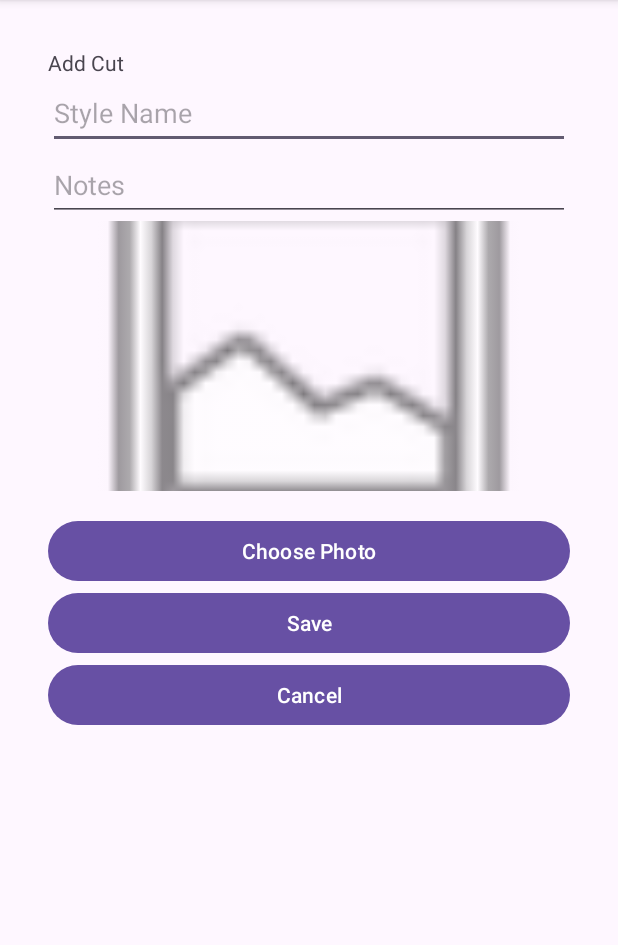
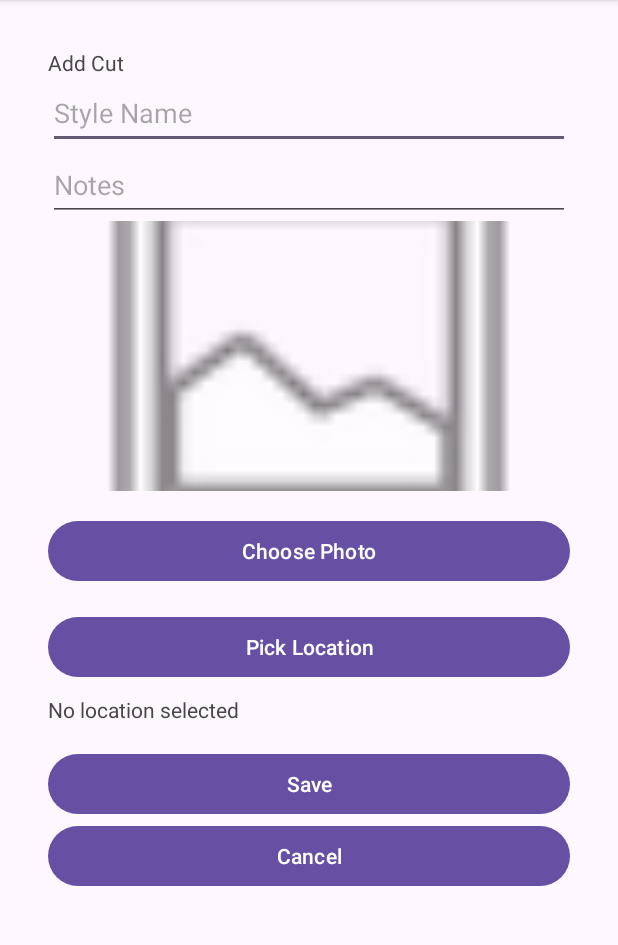
Before and after one commit to MichaelOgunn/barber-portfolio-android, an Android app: the AddCutActivity screen opened directly, with no data from a screen before it, on a phone screen of 412 x 824 dp, the part 96-1041 px from its top. Run offline under Robolectric (Android 15) with nearby library versions, the phone set to English and light mode, and no system bars; our stand-ins replace Timber.

Commit message:
Add OSM map location picker with latitude and longitude on cuts (#7)

```diff
--- a/app/build.gradle.kts
+++ b/app/build.gradle.kts
@@ -43,5 +43,6 @@ dependencies {
     androidTestImplementation(libs.androidx.espresso.core)
     androidTestImplementation(libs.androidx.junit)
     implementation(libs.timber)
+    implementation("org.osmdroid:osmdroid-android:6.1.20")
 
 }
--- a/app/src/main/AndroidManifest.xml
+++ b/app/src/main/AndroidManifest.xml
@@ -1,6 +1,7 @@
 <?xml version="1.0" encoding="utf-8"?>
 <manifest xmlns:android="http://schemas.android.com/apk/res/android"
     xmlns:tools="http://schemas.android.com/tools">
+    <uses-permission android:name="android.permission.INTERNET" />
 
     <application
         android:allowBackup="true"
@@ -27,6 +28,9 @@
         <activity
             android:name=".CutListActivity"
             android:exported="false" />
+        <activity
+            android:name=".MapPickerActivity"
+            android:exported="false" />
 
     </application>
 
--- a/app/src/main/java/org/setu/barberportfolio/models/CutMemStore.kt
+++ b/app/src/main/java/org/setu/barberportfolio/models/CutMemStore.kt
@@ -25,6 +25,8 @@ class CutMemStore {
             foundCut.notes= cut.notes
             foundCut.date=cut.date
             foundCut.imageUri= cut.imageUri
+            foundCut.latitude= cut.latitude
+            foundCut.longitude= cut.longitude
             true
         }else{
         false }
--- a/app/src/main/java/org/setu/barberportfolio/models/CutStyle.kt
+++ b/app/src/main/java/org/setu/barberportfolio/models/CutStyle.kt
@@ -8,5 +8,7 @@ data class CutStyle (
     var styleName: String ="",
     var notes: String ="",
     var date: Date = Date(),
-    var imageUri: String? = null
+    var imageUri: String? = null,
+    var latitude: Double? = null,
+    var longitude: Double? = null
 )
--- a/app/src/main/res/layout/activity_add_cut.xml
+++ b/app/src/main/res/layout/activity_add_cut.xml
@@ -49,6 +49,21 @@
             android:layout_height="wrap_content"
             android:minHeight="48dp"
             android:text="Choose Photo" />
+        <Button
+            android:id="@+id/buttonLoc"
+            android:layout_width="match_parent"
+            android:layout_height="wrap_content"
+            android:layout_marginTop="16dp"
+            android:minHeight="48dp"
+            android:text="Pick Location" />
+
+        <TextView
+            android:id="@+id/locationText"
+            android:layout_width="match_parent"
+            android:layout_height="wrap_content"
+            android:layout_marginTop="8dp"
+            android:layout_marginBottom="16dp"
+            android:text="No location selected" />
 
         <Button
             android:id="@+id/saveButton"
```
Also changed, not shown: app/src/main/java/org/setu/barberportfolio/MapPickerActivity.kt (added, +104 -0 lines), app/src/main/res/layout/activity_map_picker.xml (added, +17 -0 lines).
